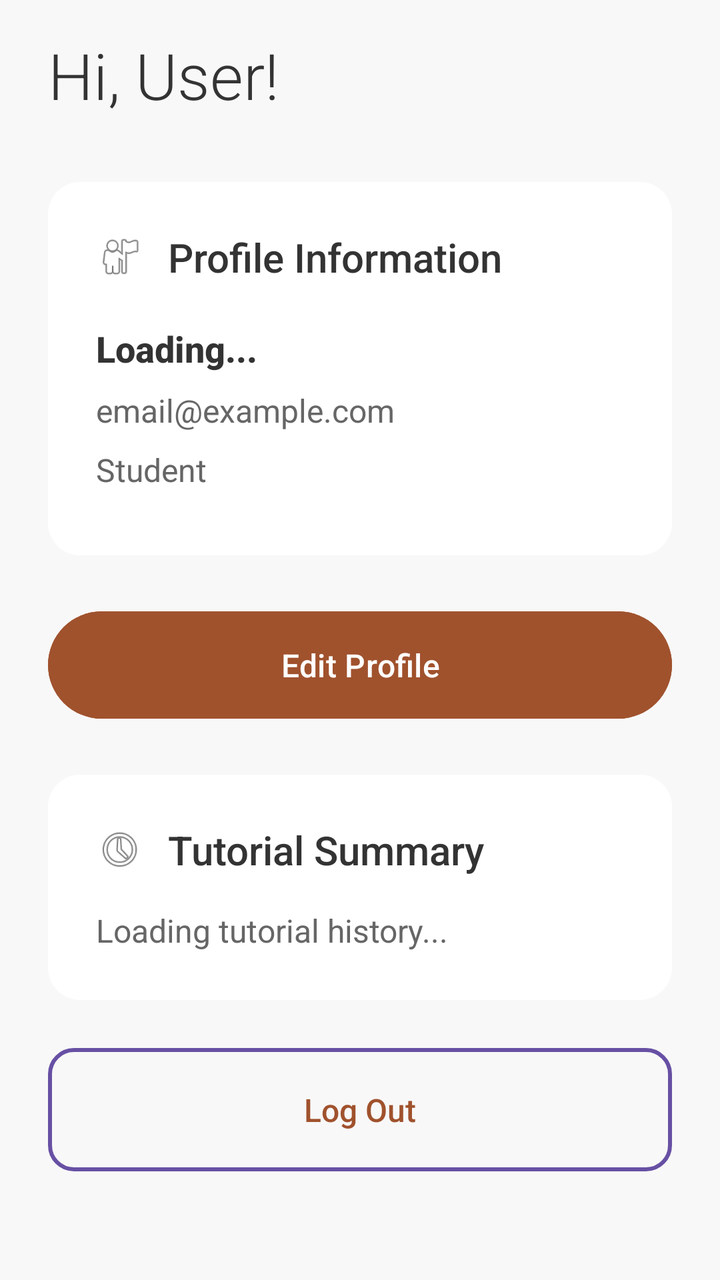
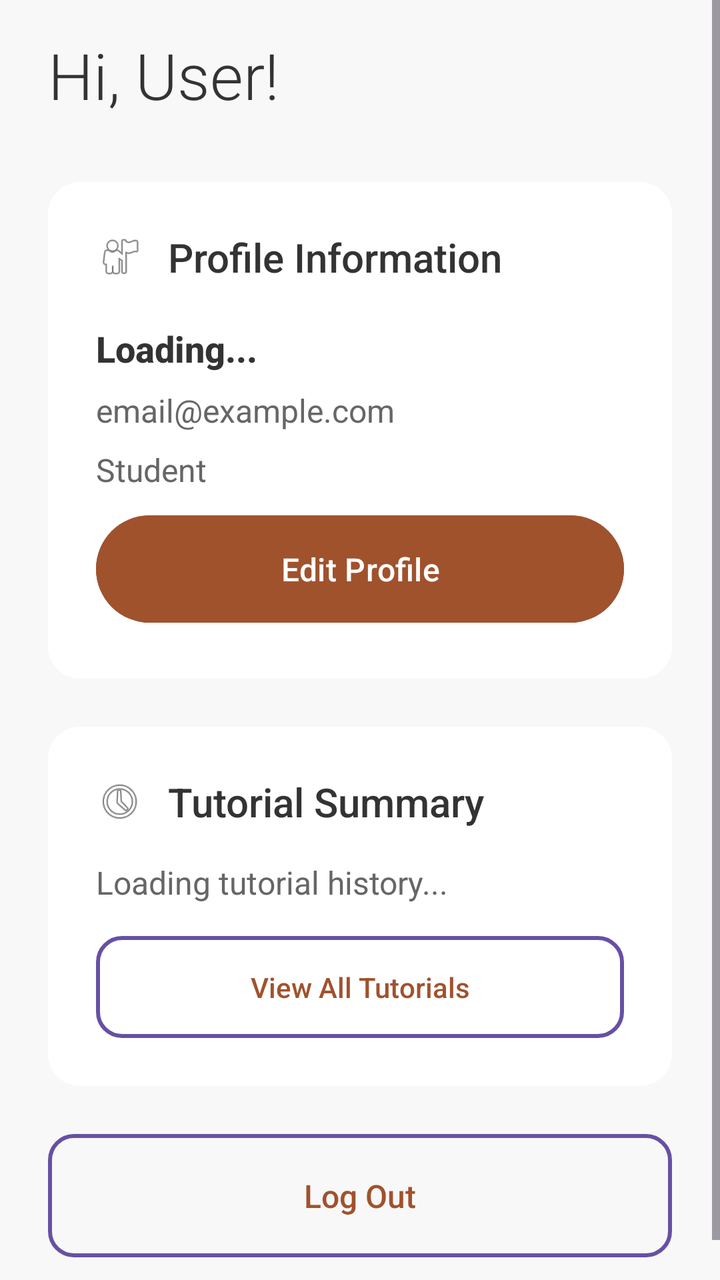

An Android layout rendered at two revisions. The XML below is the earlier revision; the diff shows what the commit changed to produce the second picture.
<!-- AndroidManifest.xml: application theme Theme.Csci3130Group1 -->
<!-- res/layout/fragment_profile.xml -->
<?xml version="1.0" encoding="utf-8"?>
<ScrollView xmlns:android="http://schemas.android.com/apk/res/android"
    android:layout_width="match_parent"
    android:layout_height="match_parent"
    android:background="#F8F8F8"
    android:fillViewport="true">

    <LinearLayout
        android:layout_width="match_parent"
        android:layout_height="wrap_content"
        android:orientation="vertical"
        android:paddingLeft="24dp"
        android:paddingRight="24dp"
        android:paddingTop="16dp"
        android:paddingBottom="32dp">

        
        <TextView
            android:id="@+id/profileGreeting"
            android:layout_width="wrap_content"
            android:layout_height="wrap_content"
            android:text="Hi, User!"
            android:textSize="32sp"
            android:fontFamily="sans-serif-light"
            android:textStyle="normal"
            android:textColor="#333333"
            android:layout_marginBottom="32dp"/>

        
        <LinearLayout
            android:layout_width="match_parent"
            android:layout_height="wrap_content"
            android:layout_marginBottom="24dp"
            android:background="@drawable/card_background"
            android:orientation="vertical"
            android:padding="24dp">

            
            <LinearLayout
                android:layout_width="match_parent"
                android:layout_height="wrap_content"
                android:orientation="horizontal"
                android:gravity="center_vertical"
                android:layout_marginBottom="20dp">

                <ImageView
                    android:layout_width="24dp"
                    android:layout_height="24dp"
                    android:src="@android:drawable/ic_menu_myplaces"
                    android:contentDescription="Profile Icon" />

                <TextView
                    android:layout_width="wrap_content"
                    android:layout_height="wrap_content"
                    android:text="Profile Information"
                    android:textSize="20sp"
                    android:fontFamily="sans-serif-medium"
                    android:textColor="#333333"
                    android:layout_marginStart="12dp"/>
            </LinearLayout>

            
            <TextView
                android:id="@+id/profileName"
                android:layout_width="wrap_content"
                android:layout_height="wrap_content"
                android:text="Loading..."
                android:textSize="18sp"
                android:textColor="#333333"
                android:textStyle="bold"
                android:fontFamily="sans-serif-medium"
                android:layout_marginBottom="8dp"/>

            
            <TextView
                android:id="@+id/profileEmail"
                android:layout_width="wrap_content"
                android:layout_height="wrap_content"
                android:text="email@example.com"
                android:textSize="16sp"
                android:textColor="#666666"
                android:layout_marginBottom="8dp"/>

            
            <TextView
                android:id="@+id/profileRole"
                android:layout_width="wrap_content"
                android:layout_height="wrap_content"
                android:text="Student"
                android:textSize="16sp"
                android:textColor="#666666"
                android:layout_marginBottom="8dp"/>

            
            <TextView
                android:id="@+id/profileDegree"
                android:layout_width="wrap_content"
                android:layout_height="wrap_content"
                android:text=""
                android:textSize="16sp"
                android:textColor="#666666"
                android:layout_marginBottom="16dp"
                android:visibility="gone"/>

            
            <TextView
                android:id="@+id/profileStudentDescription"
                android:layout_width="wrap_content"
                android:layout_height="wrap_content"
                android:text=""
                android:textSize="16sp"
                android:textColor="#666666"
                android:layout_marginBottom="16dp"
                android:visibility="gone"/>

            
            <TextView
                android:id="@+id/profileRating"
                android:layout_width="wrap_content"
                android:layout_height="wrap_content"
                android:text=""
                android:textSize="16sp"
                android:textColor="#666666"
                android:visibility="gone"/>
        </LinearLayout>

        
        <Button
            android:id="@+id/edit_profile_button"
            android:layout_width="match_parent"
            android:layout_height="wrap_content"
            android:text="Edit Profile"
            android:backgroundTint="#A0522D"
            android:textColor="#FFFFFF"
            android:padding="16dp"
            android:textSize="16sp"
            android:layout_marginBottom="24dp"
            android:elevation="0dp"
            android:textAllCaps="false"
            android:fontFamily="sans-serif-medium"/>

        
        <LinearLayout
            android:layout_width="match_parent"
            android:layout_height="wrap_content"
            android:layout_marginBottom="24dp"
            android:background="@drawable/card_background"
            android:orientation="vertical"
            android:padding="24dp">

            
            <LinearLayout
                android:layout_width="match_parent"
                android:layout_height="wrap_content"
                android:orientation="horizontal"
                android:gravity="center_vertical"
                android:layout_marginBottom="16dp">

                <ImageView
                    android:layout_width="24dp"
                    android:layout_height="24dp"
                    android:src="@android:drawable/ic_menu_recent_history"
                    android:contentDescription="Tutorial History Icon" />

                <TextView
                    android:layout_width="wrap_content"
                    android:layout_height="wrap_content"
                    android:text="Tutorial Summary"
                    android:textSize="20sp"
                    android:fontFamily="sans-serif-medium"
                    android:textColor="#333333"
                    android:layout_marginStart="12dp"/>
            </LinearLayout>

            
            <TextView
                android:id="@+id/tutorialStats"
                android:layout_width="match_parent"
                android:layout_height="wrap_content"
                android:text="Loading tutorial history..."
                android:textSize="16sp"
                android:textColor="#666666"
                android:lineSpacingExtra="4dp"/>
        </LinearLayout>

        
        <LinearLayout
            android:id="@+id/upcoming_tutorials_card"
            android:layout_width="match_parent"
            android:layout_height="wrap_content"
            android:layout_marginBottom="24dp"
            android:background="@drawable/card_background"
            android:orientation="vertical"
            android:padding="24dp"
            android:visibility="gone">

            
            <LinearLayout
                android:layout_width="match_parent"
                android:layout_height="wrap_content"
                android:orientation="horizontal"
                android:gravity="center_vertical"
                android:layout_marginBottom="16dp">

                <ImageView
                    android:layout_width="24dp"
                    android:layout_height="24dp"
                    android:src="@android:drawable/ic_menu_today"
                    android:contentDescription="Upcoming Tutorial Icon" />

                <TextView
                    android:layout_width="wrap_content"
                    android:layout_height="wrap_content"
                    android:text="Upcoming Tutorials"
                    android:textSize="20sp"
                    android:fontFamily="sans-serif-medium"
                    android:textColor="#333333"
                    android:layout_marginStart="12dp"/>
            </LinearLayout>

            
            <LinearLayout
                android:id="@+id/upcomingTutorialsList"
                android:layout_width="match_parent"
                android:layout_height="wrap_content"
                android:orientation="vertical">
                
                <TextView
                    android:layout_width="match_parent"
                    android:layout_height="wrap_content"
                    android:text="Loading upcoming tutorials..."
                    android:textSize="16sp"
                    android:textColor="#666666"/>
            </LinearLayout>
        </LinearLayout>

        
        <Button
            android:id="@+id/logout_button"
            style="@android:style/Widget.Material.Button.Borderless"
            android:layout_width="match_parent"
            android:layout_height="wrap_content"
            android:text="Log Out"
            android:textColor="#A0522D"
            android:padding="16dp"
            android:textSize="16sp"
            android:textAllCaps="false"
            android:fontFamily="sans-serif-medium"
            android:background="@drawable/outlined_button_background"/>
    </LinearLayout>
</ScrollView>
<!-- resources referenced by this layout -->
<resources>
  <!-- drawable card_background (drawable) -->
  <?xml version="1.0" encoding="utf-8"?>
  <shape xmlns:android="http://schemas.android.com/apk/res/android">
      <solid android:color="#FFFFFF" />
      <corners android:radius="16dp" />
      <stroke android:width="0dp" android:color="#FFFFFF" />
  </shape>
  <!-- drawable outlined_button_background (drawable) -->
  <?xml version="1.0" encoding="utf-8"?>
  <shape xmlns:android="http://schemas.android.com/apk/res/android">
      <solid android:color="#00FFFFFF" />
      <corners android:radius="12dp" />
      <stroke android:width="2dp" android:color="#A0522D" />
  </shape>
  <style name="Theme.Csci3130Group1" parent="Base.Theme.Csci3130Group1" />
  <style name="Base.Theme.Csci3130Group1" parent="Theme.Material3.DayNight.NoActionBar">
          
          
      </style>
</resources>

<!-- the commit's change to res/layout/fragment_profile.xml (unified diff, before → after) -->
@@ -121,23 +121,23 @@
                 android:text=""
                 android:textSize="16sp"
                 android:textColor="#666666"
+                android:layout_marginBottom="16dp"
                 android:visibility="gone"/>
+
+            
+            <Button
+                android:id="@+id/edit_profile_button"
+                android:layout_width="match_parent"
+                android:layout_height="wrap_content"
+                android:text="Edit Profile"
+                android:backgroundTint="#A0522D"
+                android:textColor="#FFFFFF"
+                android:padding="16dp"
+                android:textSize="16sp"
+                android:elevation="0dp"
+                android:textAllCaps="false"
+                android:fontFamily="sans-serif-medium"/>
         </LinearLayout>
-
-        
-        <Button
-            android:id="@+id/edit_profile_button"
-            android:layout_width="match_parent"
-            android:layout_height="wrap_content"
-            android:text="Edit Profile"
-            android:backgroundTint="#A0522D"
-            android:textColor="#FFFFFF"
-            android:padding="16dp"
-            android:textSize="16sp"
-            android:layout_marginBottom="24dp"
-            android:elevation="0dp"
-            android:textAllCaps="false"
-            android:fontFamily="sans-serif-medium"/>
 
         
         <LinearLayout
@@ -180,7 +180,22 @@
                 android:text="Loading tutorial history..."
                 android:textSize="16sp"
                 android:textColor="#666666"
-                android:lineSpacingExtra="4dp"/>
+                android:lineSpacingExtra="4dp"
+                android:layout_marginBottom="16dp"/>
+
+            
+            <Button
+                android:id="@+id/view_tutorials_button"
+                style="@android:style/Widget.Material.Button.Borderless"
+                android:layout_width="match_parent"
+                android:layout_height="wrap_content"
+                android:text="View All Tutorials"
+                android:textColor="#A0522D"
+                android:padding="12dp"
+                android:textSize="14sp"
+                android:textAllCaps="false"
+                android:fontFamily="sans-serif-medium"
+                android:background="@drawable/outlined_button_background"/>
         </LinearLayout>
 
         
